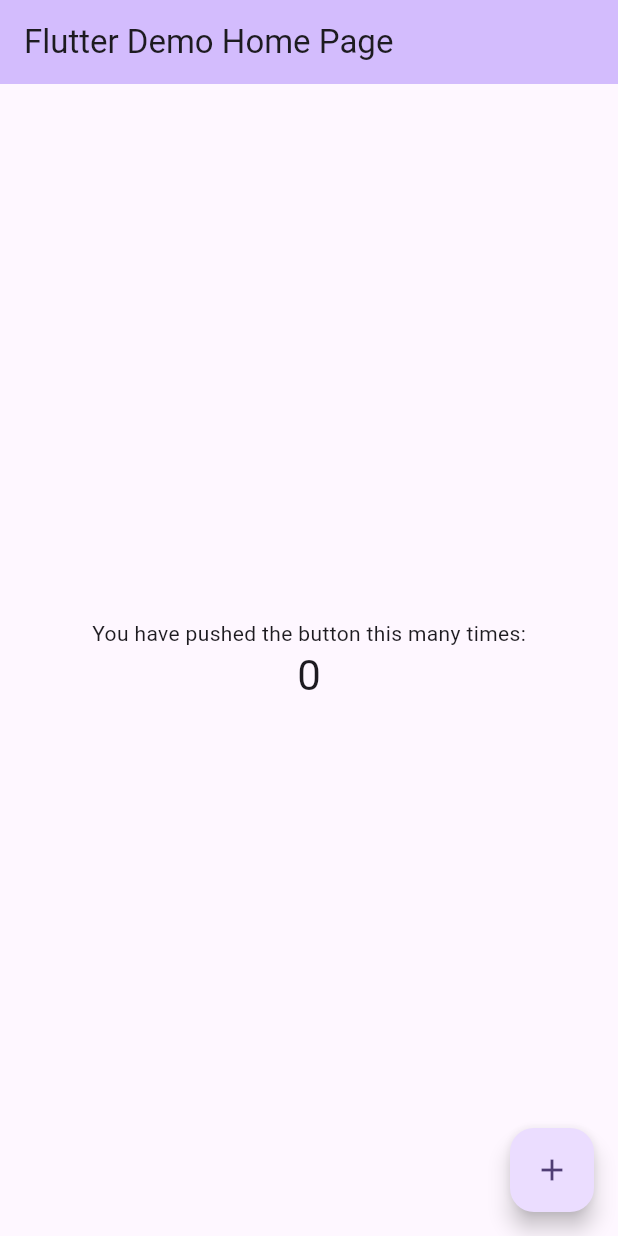
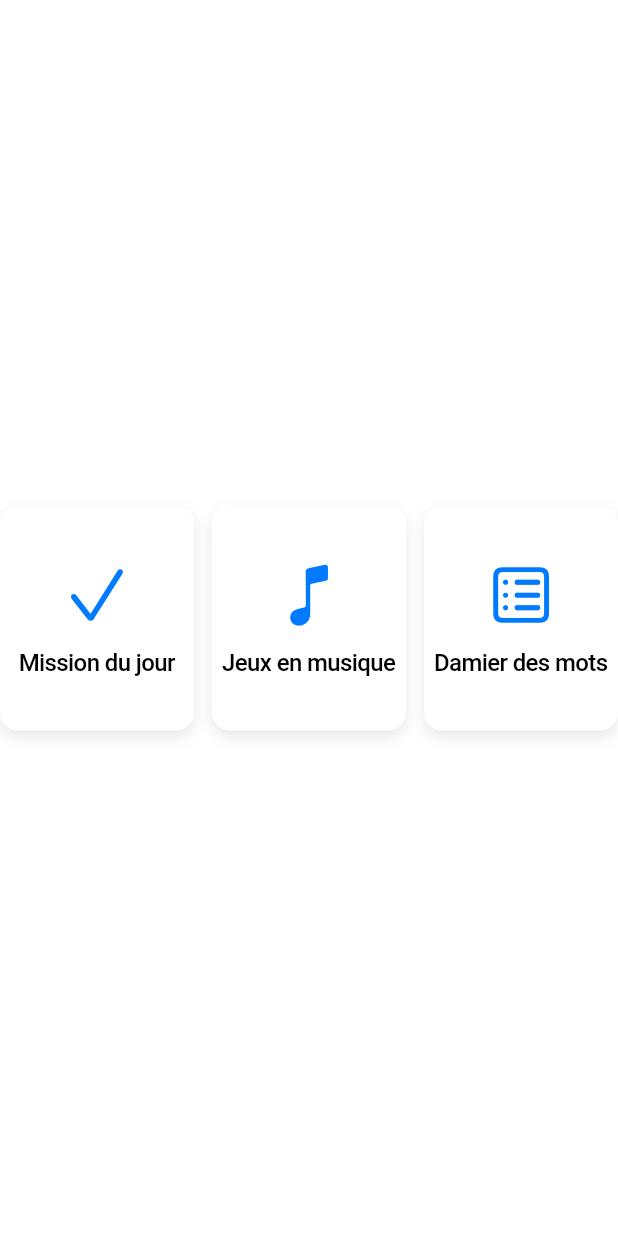
Before and after one commit to 1gni5/tom-france-sacha, a Flutter app: the screen it shows after launch, on a phone screen of 412 x 824 dp. Run offline on Flutter 3.47's test engine with Material 3 defaults, Android fonts, the light colour scheme and no system bars.

Commit message:
feat: homepage basic desing done

```diff
--- /dev/null
+++ b/lib/home_page_screen.dart
@@ -0,0 +1,97 @@
+import 'package:flutter/cupertino.dart';
+
+class HomePageScreen extends StatelessWidget {
+  const HomePageScreen({super.key});
+
+  @override
+  Widget build(BuildContext context) {
+    return CupertinoPageScaffold(
+      child: SafeArea(
+        child: Center(
+          child: Row(
+              mainAxisAlignment: MainAxisAlignment.spaceEvenly,
+              spacing: 12,
+              mainAxisSize: MainAxisSize.max,
+              children: [
+              Expanded(
+                child: CardButton(
+                  title: 'Mission du jour',
+                  icon: CupertinoIcons.checkmark,
+                  onPressed: () {},
+                ),
+              ),
+              Expanded(
+                child: CardButton(
+                  title: 'Jeux en musique',
+                  icon: CupertinoIcons.music_note,
+                  onPressed: () {},
+                ),
+              ),
+              Expanded(
+                child: CardButton(
+                  title: 'Damier des mots',
+                  icon: CupertinoIcons.square_list,
+                  onPressed: () {},
+                ),
+              ),
+            ],
+          ),
+        ),
+      ),
+    );
+  }
+}
+
+class CardButton extends StatelessWidget {
+  final String title;
+  final IconData icon;
+  final VoidCallback onPressed;
+
+  const CardButton({
+    super.key,
+    required this.title,
+    required this.icon,
+    required this.onPressed,
+  });
+
+  @override
+  Widget build(BuildContext context) {
+    return Container(
+      height: 150,
+      decoration: BoxDecoration(
+        color: CupertinoColors.systemBackground,
+        borderRadius: BorderRadius.circular(12),
+        boxShadow: [
+          BoxShadow(
+            color: CupertinoColors.systemGrey.withOpacity(0.2),
+            blurRadius: 8,
+            offset: const Offset(0, 4),
+          ),
+        ],
+      ),
+      child: CupertinoButton(
+        padding: EdgeInsets.zero,
+        onPressed: onPressed,
+        child: Column(
+          mainAxisAlignment: MainAxisAlignment.center,
+          children: [
+            Icon(
+              icon,
+              size: 48,
+              color: CupertinoColors.activeBlue,
+            ),
+            const SizedBox(height: 12),
+            Text(
+              title,
+              style: const TextStyle(
+                fontSize: 16,
+                fontWeight: FontWeight.w500,
+                color: CupertinoColors.label,
+              ),
+            ),
+          ],
+        ),
+      ),
+    );
+  }
+}
--- a/lib/main.dart
+++ b/lib/main.dart
@@ -1,4 +1,5 @@
-import 'package:flutter/material.dart';
+import 'package:flutter/cupertino.dart';
+import 'package:tom_france_sacha/home_page_screen.dart';
 
 void main() {
   runApp(const MyApp());
@@ -7,116 +8,14 @@ void main() {
 class MyApp extends StatelessWidget {
   const MyApp({super.key});
 
-  // This widget is the root of your application.
   @override
   Widget build(BuildContext context) {
-    return MaterialApp(
+    return CupertinoApp(
       title: 'Flutter Demo',
-      theme: ThemeData(
-        // This is the theme of your application.
-        //
-        // TRY THIS: Try running your application with "flutter run". You'll see
-        // the application has a purple toolbar. Then, without quitting the app,
-        // try changing the seedColor in the colorScheme below to Colors.green
-        // and then invoke "hot reload" (save your changes or press the "hot
-        // reload" button in a Flutter-supported IDE, or press "r" if you used
-        // the command line to start the app).
-        //
-        // Notice that the counter didn't reset back to zero; the application
-        // state is not lost during the reload. To reset the state, use hot
-        // restart instead.
-        //
-        // This works for code too, not just values: Most code changes can be
-        // tested with just a hot reload.
-        colorScheme: ColorScheme.fromSeed(seedColor: Colors.deepPurple),
+      theme: const CupertinoThemeData(
+        primaryColor: CupertinoColors.systemPurple,
       ),
-      home: const MyHomePage(title: 'Flutter Demo Home Page'),
+      home: const HomePageScreen(),
     );
   }
 }
-
-class MyHomePage extends StatefulWidget {
-  const MyHomePage({super.key, required this.title});
-
-  // This widget is the home page of your application. It is stateful, meaning
-  // that it has a State object (defined below) that contains fields that affect
-  // how it looks.
-
-  // This class is the configuration for the state. It holds the values (in this
-  // case the title) provided by the parent (in this case the App widget) and
-  // used by the build method of the State. Fields in a Widget subclass are
-  // always marked "final".
-
-  final String title;
-
-  @override
-  State<MyHomePage> createState() => _MyHomePageState();
-}
-
-class _MyHomePageState extends State<MyHomePage> {
-  int _counter = 0;
-
-  void _incrementCounter() {
-    setState(() {
-      // This call to setState tells the Flutter framework that something has
-      // changed in this State, which causes it to rerun the build method below
-      // so that the display can reflect the updated values. If we changed
-      // _counter without calling setState(), then the build method would not be
-      // called again, and so nothing would appear to happen.
-      _counter++;
-    });
-  }
-
-  @override
-  Widget build(BuildContext context) {
-    // This method is rerun every time setState is called, for instance as done
-    // by the _incrementCounter method above.
-    //
-    // The Flutter framework has been optimized to make rerunning build methods
-    // fast, so that you can just rebuild anything that needs updating rather
-    // than having to individually change instances of widgets.
-    return Scaffold(
-      appBar: AppBar(
-        // TRY THIS: Try changing the color here to a specific color (to
-        // Colors.amber, perhaps?) and trigger a hot reload to see the AppBar
-        // change color while the other colors stay the same.
-        backgroundColor: Theme.of(context).colorScheme.inversePrimary,
-        // Here we take the value from the MyHomePage object that was created by
-        // the App.build method, and use it to set our appbar title.
-        title: Text(widget.title),
-      ),
-      body: Center(
-        // Center is a layout widget. It takes a single child and positions it
-        // in the middle of the parent.
-        child: Column(
-          // Column is also a layout widget. It takes a list of children and
-          // arranges them vertically. By default, it sizes itself to fit its
-          // children horizontally, and tries to be as tall as its parent.
-          //
-          // Column has various properties to control how it sizes itself and
-          // how it positions its children. Here we use mainAxisAlignment to
-          // center the children vertically; the main axis here is the vertical
-          // axis because Columns are vertical (the cross axis would be
-          // horizontal).
-          //
-          // TRY THIS: Invoke "debug painting" (choose the "Toggle Debug Paint"
-          // action in the IDE, or press "p" in the console), to see the
-          // wireframe for each widget.
-          mainAxisAlignment: MainAxisAlignment.center,
-          children: <Widget>[
-            const Text('You have pushed the button this many times:'),
-            Text(
-              '$_counter',
-              style: Theme.of(context).textTheme.headlineMedium,
-            ),
-          ],
-        ),
-      ),
-      floatingActionButton: FloatingActionButton(
-        onPressed: _incrementCounter,
-        tooltip: 'Increment',
-        child: const Icon(Icons.add),
-      ), // This trailing comma makes auto-formatting nicer for build methods.
-    );
-  }
-}
```
